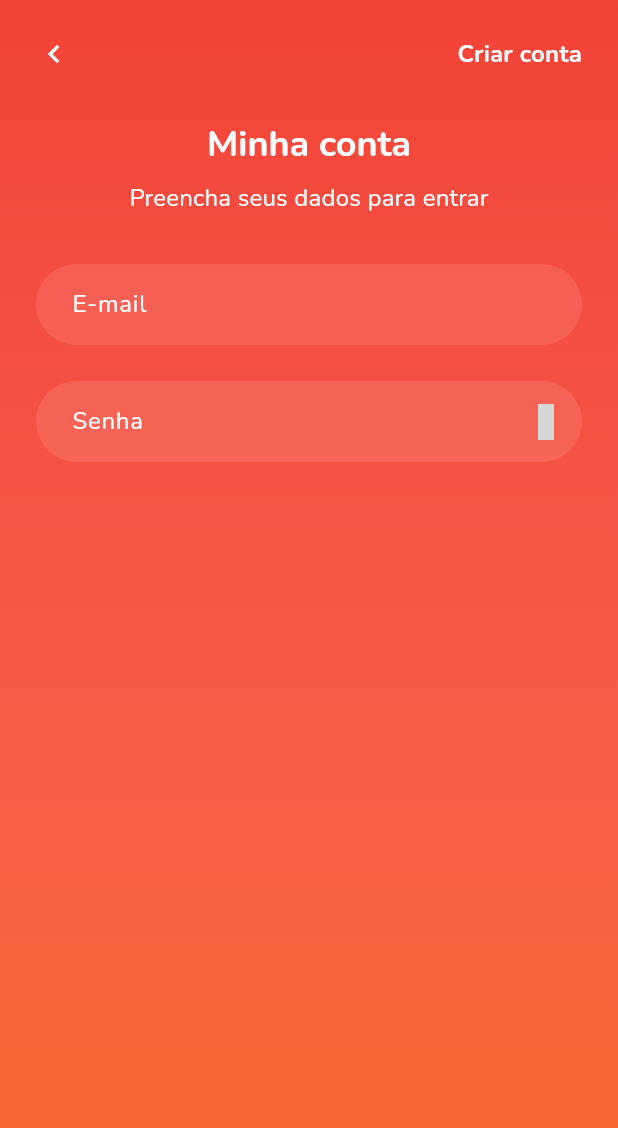
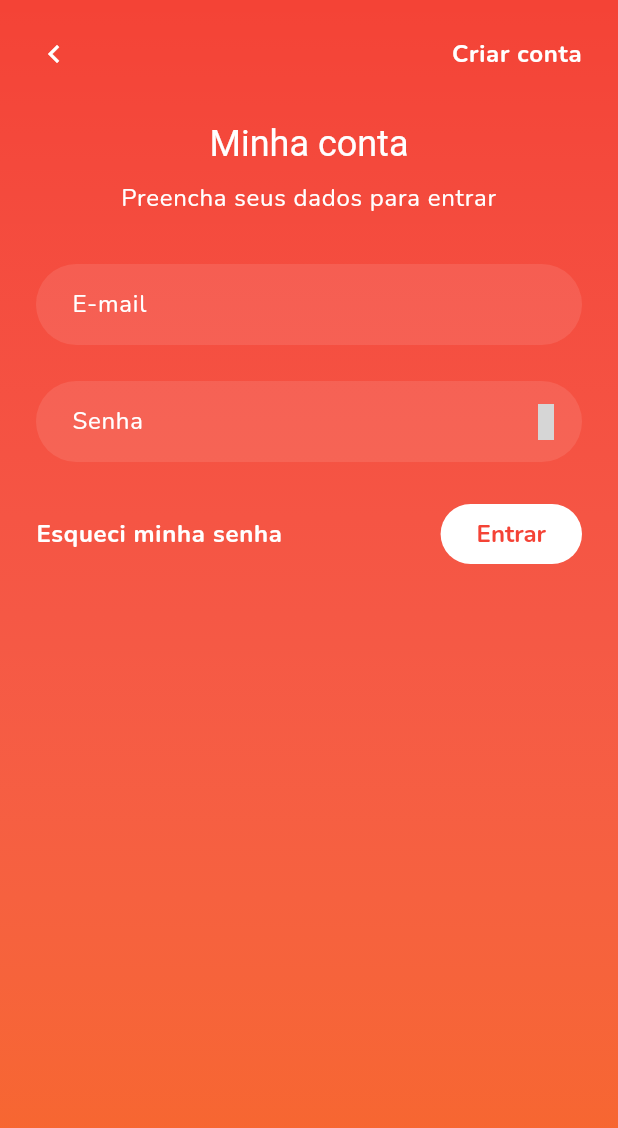
Before and after one commit to kamisou/minha-leitura-app, a Flutter app: the screen it shows after launch, on a phone screen of 412 x 824 dp. Shown: the top 1128 px of the screen. Run offline on Flutter 3.47's test engine with Material 2 defaults, Android fonts, the phone set to English and light mode, and no system bars; our stand-ins replace dio, flutter_hooks, flutter_riverpod, flutter_secure_storage, flutter_svg, freezed_annotation and 5 more; generated files the repository leaves out were written again; grey boxes are pictures that could not be loaded.

Commit message:
Tela de login

```diff
--- a/analysis_options.yaml
+++ b/analysis_options.yaml
@@ -1,6 +1,9 @@
 include: package:flutter_lints/flutter.yaml
 
 analyzer:
+  errors:
+    invalid_annotation_target: ignore
+
   exclude:
     - '**/*.g.dart'
 
--- a/lib/authentication/data/dto/login_dto.dart
+++ b/lib/authentication/data/dto/login_dto.dart
@@ -1,4 +1,7 @@
 import 'package:freezed_annotation/freezed_annotation.dart';
+
+import '../../domain/value_objects/email.dart';
+import '../../domain/value_objects/password.dart';
 
 part 'login_dto.freezed.dart';
 part 'login_dto.g.dart';
@@ -6,8 +9,12 @@ part 'login_dto.g.dart';
 @freezed
 class LoginDTO with _$LoginDTO {
   const factory LoginDTO({
-    required String email,
-    required String password,
+    @Default(Email()) //
+    @JsonKey(toJson: Email.toJson)
+    Email email,
+    @Default(Password()) //
+    @JsonKey(toJson: Password.toJson)
+    Password password,
   }) = _LoginDTO;
 
   factory LoginDTO.fromJson(Map<String, dynamic> json) =>
--- /dev/null
+++ b/lib/authentication/domain/value_objects/email.dart
@@ -0,0 +1,15 @@
+enum EmailError { empty }
+
+class Email {
+  const Email([this.value = '']);
+  const Email.fromJson(String json) : value = json;
+
+  final String value;
+
+  static EmailError? validate(String? value) => switch (value) {
+        '' || null => EmailError.empty,
+        _ => null,
+      };
+
+  static String toJson(Email email) => email.value;
+}
--- /dev/null
+++ b/lib/authentication/domain/value_objects/password.dart
@@ -0,0 +1,15 @@
+enum PasswordError { empty }
+
+class Password {
+  const Password([this.value = '']);
+  const Password.fromJson(String json) : value = json;
+
+  final String value;
+
+  static PasswordError? validate(String? value) => switch (value) {
+        '' || null => PasswordError.empty,
+        _ => null,
+      };
+
+  static String toJson(Password password) => password.value;
+}
--- /dev/null
+++ b/lib/authentication/presentation/controllers/login_controller.dart
@@ -0,0 +1,21 @@
+import 'package:riverpod_annotation/riverpod_annotation.dart';
+
+import '../../data/dto/login_dto.dart';
+import '../../data/repositories/auth_repository.dart';
+
+part 'login_controller.g.dart';
+
+@riverpod
+class LoginController extends _$LoginController {
+  @override
+  Future<LoginDTO> build() async {
+    return const LoginDTO();
+  }
+
+  Future<void> login() async {
+    state = await AsyncValue.guard(() async {
+      await ref.read(authRepositoryProvider.notifier).login(state.value!);
+      return const LoginDTO();
+    });
+  }
+}
--- /dev/null
+++ b/lib/authentication/presentation/hooks/use_login_form_reducer.dart
@@ -0,0 +1,21 @@
+import 'package:flutter_hooks/flutter_hooks.dart';
+
+import '../../data/dto/login_dto.dart';
+import '../../domain/value_objects/email.dart';
+import '../../domain/value_objects/password.dart';
+
+Store<LoginDTO, dynamic> useLoginFormReducer() {
+  return useReducer(
+    (state, action) => switch (action) {
+      Email() =>
+        // ignore: unused_result
+        state.copyWith(email: action),
+      Password() =>
+        // ignore: unused_result
+        state.copyWith(password: action),
+      _ => state,
+    },
+    initialState: const LoginDTO(),
+    initialAction: null,
+  );
+}
--- a/lib/profile/presentation/hooks/use_login_screen_theme_override.dart
+++ b/lib/authentication/presentation/hooks/use_login_screen_theme_override.dart
@@ -5,10 +5,7 @@ ThemeData useLoginScreenThemeOverride(ThemeData baseTheme) {
   return use(
     _LoginThemeData(
       themeData: baseTheme.copyWith(
-        textSelectionTheme: const TextSelectionThemeData(
-          cursorColor: Colors.white,
-          selectionHandleColor: Colors.white,
-        ),
+        iconTheme: const IconThemeData(color: Colors.white),
         inputDecorationTheme: InputDecorationTheme(
           border: MaterialStateOutlineInputBorder.resolveWith(
             (states) {
@@ -28,16 +25,38 @@ ThemeData useLoginScreenThemeOverride(ThemeData baseTheme) {
           ),
           fillColor: const Color(0x19FFFFFF),
           filled: true,
+          errorStyle: TextStyle(
+            color: Colors.white,
+            fontFamily: baseTheme.textTheme.labelMedium?.fontFamily,
+          ),
           hintStyle: TextStyle(
             color: Colors.white,
             fontFamily: baseTheme.textTheme.bodyLarge?.fontFamily,
           ),
           suffixIconColor: Colors.white,
         ),
+        filledButtonTheme: FilledButtonThemeData(
+          style: ButtonStyle(
+            backgroundColor: const MaterialStatePropertyAll(Colors.white),
+            foregroundColor: MaterialStatePropertyAll(baseTheme.primaryColor),
+            textStyle: MaterialStatePropertyAll(
+              TextStyle(
+                fontFamily: baseTheme.textTheme.bodyLarge?.fontFamily,
+                fontSize: 16,
+                fontWeight: FontWeight.w700,
+              ),
+            ),
+          ),
+        ),
+        textSelectionTheme: const TextSelectionThemeData(
+          cursorColor: Colors.white,
+          selectionHandleColor: Colors.white,
+        ),
         textTheme: TextTheme(
           bodyLarge: TextStyle(
             fontFamily: baseTheme.textTheme.bodyLarge?.fontFamily,
             color: Colors.white,
+            fontSize: 16,
           ),
         ),
       ),
--- a/lib/authentication/presentation/screens/login_screen.dart
+++ b/lib/authentication/presentation/screens/login_screen.dart
@@ -1,8 +1,8 @@
 import 'package:flutter/material.dart';
 import 'package:flutter_hooks/flutter_hooks.dart';
 
-import '../../../profile/presentation/hooks/use_login_screen_theme_override.dart';
-import '../../../shared/presentation/widgets/obsfuscated_text_form_field.dart';
+import '../../widgets/login_form.dart';
+import '../hooks/use_login_screen_theme_override.dart';
 
 class LoginScreen extends HookWidget {
   const LoginScreen({super.key});
@@ -34,63 +34,14 @@ class LoginScreen extends HookWidget {
             ),
           ),
           SafeArea(
-            child: ListView(
-              padding: const EdgeInsets.all(24),
-              children: [
-                Row(
-                  mainAxisAlignment: MainAxisAlignment.spaceBetween,
-                  children: [
-                    const Icon(
-                      Icons.chevron_left,
-                      color: Colors.white,
-                    ),
-                    Text(
-                      'Criar conta',
-                      style: Theme.of(context).textTheme.titleMedium?.copyWith(
-                            color: Colors.white,
-                            fontWeight: FontWeight.w700,
-                          ),
-                    ),
-                  ],
-                ),
-                const SizedBox(height: 32),
-                Text(
-                  'Minha conta',
-                  style: Theme.of(context)
-                      .textTheme
-                      .headlineSmall
-                      ?.copyWith(color: Colors.white),
-                  textAlign: TextAlign.center,
-                ),
-                const SizedBox(height: 8),
-                Text(
-                  'Preencha seus dados para entrar',
-                  style: Theme.of(context)
-                      .textTheme
-                      .titleMedium
-                      ?.copyWith(color: Colors.white),
-                  textAlign: TextAlign.center,
-                ),
-                const SizedBox(height: 32),
-                Theme(
-                  data: themeOverride,
-                  child: Column(
-                    children: [
-                      TextFormField(
-                        decoration: const InputDecoration(hintText: 'E-mail'),
-                      ),
-                      const SizedBox(height: 24),
-                      const ObfuscatedTextFormField(
-                        decoration: InputDecoration(hintText: 'Senha'),
-                      ),
-                    ],
-                  ),
-                ),
-              ],
+            child: Theme(
+              data: themeOverride,
+              child: const LoginForm(),
             ),
           ),
         ],
       ),
+      resizeToAvoidBottomInset: false,
     );
   }
 }
--- /dev/null
+++ b/lib/authentication/widgets/login_form.dart
@@ -0,0 +1,114 @@
+import 'package:flutter/material.dart';
+import 'package:flutter_hooks/flutter_hooks.dart';
+import 'package:go_router/go_router.dart';
+import 'package:hooks_riverpod/hooks_riverpod.dart';
+
+import '../../shared/presentation/widgets/obsfuscated_text_form_field.dart';
+import '../domain/value_objects/email.dart';
+import '../domain/value_objects/password.dart';
+import '../presentation/controllers/login_controller.dart';
+import '../presentation/hooks/use_login_form_reducer.dart';
+
+class LoginForm extends HookConsumerWidget {
+  const LoginForm({super.key});
+
+  @override
+  Widget build(BuildContext context, WidgetRef ref) {
+    final formKey = useRef(GlobalKey<FormState>());
+    final loginForm = useLoginFormReducer();
+
+    return Form(
+      key: formKey.value,
+      child: ListView(
+        padding: const EdgeInsets.all(24),
+        children: [
+          Row(
+            mainAxisAlignment: MainAxisAlignment.spaceBetween,
+            children: [
+              // TODO: add back when intro screen ready
+              const Icon(Icons.chevron_left),
+              Text(
+                // TODO: create account
+                'Criar conta',
+                style: Theme.of(context).textTheme.bodyLarge?.copyWith(
+                      color: Colors.white,
+                      fontWeight: FontWeight.w700,
+                    ),
+              ),
+            ],
+          ),
+          const SizedBox(height: 32),
+          Text(
+            'Minha conta',
+            style: Theme.of(context)
+                .textTheme
+                .headlineSmall
+                ?.copyWith(color: Colors.white),
+            textAlign: TextAlign.center,
+          ),
+          const SizedBox(height: 8),
+          Text(
+            'Preencha seus dados para entrar',
+            style: Theme.of(context)
+                .textTheme
+                .bodyLarge
+                ?.copyWith(color: Colors.white),
+            textAlign: TextAlign.center,
+          ),
+          const SizedBox(height: 32),
+          TextFormField(
+            decoration: const InputDecoration(hintText: 'E-mail'),
+            onChanged: (value) => loginForm.dispatch(Email(value)),
+            textInputAction: TextInputAction.next,
+            validator: (value) => switch (Email.validate(value)) {
+              EmailError() => 'Informe um endereço de e-mail',
+              _ => null,
+            },
+          ),
+          const SizedBox(height: 24),
+          ObfuscatedTextFormField(
+            decoration: const InputDecoration(hintText: 'Senha'),
+            onChanged: (value) => loginForm.dispatch(Password(value)),
+            onFieldSubmitted: (value) =>
+                _login(context, ref, formKey.value.currentState!),
+            validator: (value) => switch (Password.validate(value)) {
+              PasswordError() => 'Informe uma senha',
+              _ => null,
+            },
+          ),
+          const SizedBox(height: 24),
+          Row(
+            mainAxisAlignment: MainAxisAlignment.spaceBetween,
+            children: [
+              Text(
+                // TODO: recover password
+                'Esqueci minha senha',
+                style: Theme.of(context).textTheme.bodyLarge?.copyWith(
+                      color: Colors.white,
+                      fontWeight: FontWeight.bold,
+                    ),
+              ),
+              if (!ref.watch(loginControllerProvider).isLoading)
+                FilledButton(
+                  onPressed: () =>
+                      _login(context, ref, formKey.value.currentState!),
+                  child: const Text('Entrar'),
+                ),
+            ],
+          ),
+        ],
+      ),
+    );
+  }
+
+  void _login(BuildContext context, WidgetRef ref, FormState form) {
+    if (!form.validate()) {
+      return;
+    }
+
+    ref
+        .read(loginControllerProvider.notifier)
+        .login()
+        .then((value) => context.go('/'));
+  }
+}
--- a/lib/shared/presentation/widgets/obsfuscated_text_form_field.dart
+++ b/lib/shared/presentation/widgets/obsfuscated_text_form_field.dart
@@ -4,10 +4,22 @@ import 'package:unicons/unicons.dart';
 class ObfuscatedTextFormField extends StatefulWidget {
   const ObfuscatedTextFormField({
     super.key,
+    this.onChanged,
+    this.onFieldSubmitted,
+    this.textInputAction,
+    this.validator,
     this.decoration = const InputDecoration(),
   });
 
   final InputDecoration decoration;
+
+  final void Function(String value)? onChanged;
+
+  final void Function(String value)? onFieldSubmitted;
+
+  final TextInputAction? textInputAction;
+
+  final String? Function(String? value)? validator;
 
   @override
   State<ObfuscatedTextFormField> createState() =>
@@ -20,7 +32,6 @@ class _ObfuscatedTextFormFieldState extends State<ObfuscatedTextFormField> {
   @override
   Widget build(BuildContext context) {
     return TextFormField(
-      obscureText: _obfuscated,
       decoration: widget.decoration.copyWith(
         suffixIcon: GestureDetector(
           onTap: () => setState(() => _obfuscated = !_obfuscated),
@@ -29,6 +40,11 @@ class _ObfuscatedTextFormFieldState extends State<ObfuscatedTextFormField> {
           ),
         ),
       ),
+      obscureText: _obfuscated,
+      onChanged: widget.onChanged,
+      onFieldSubmitted: widget.onFieldSubmitted,
+      textInputAction: widget.textInputAction,
+      validator: widget.validator,
     );
   }
 }
```
